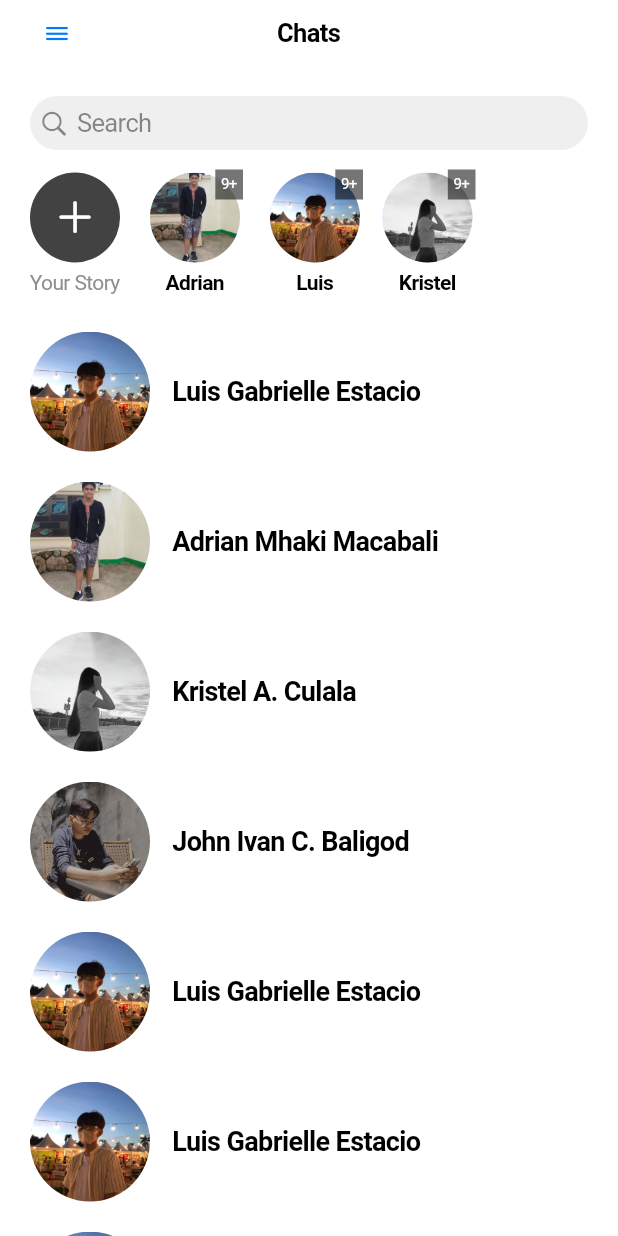
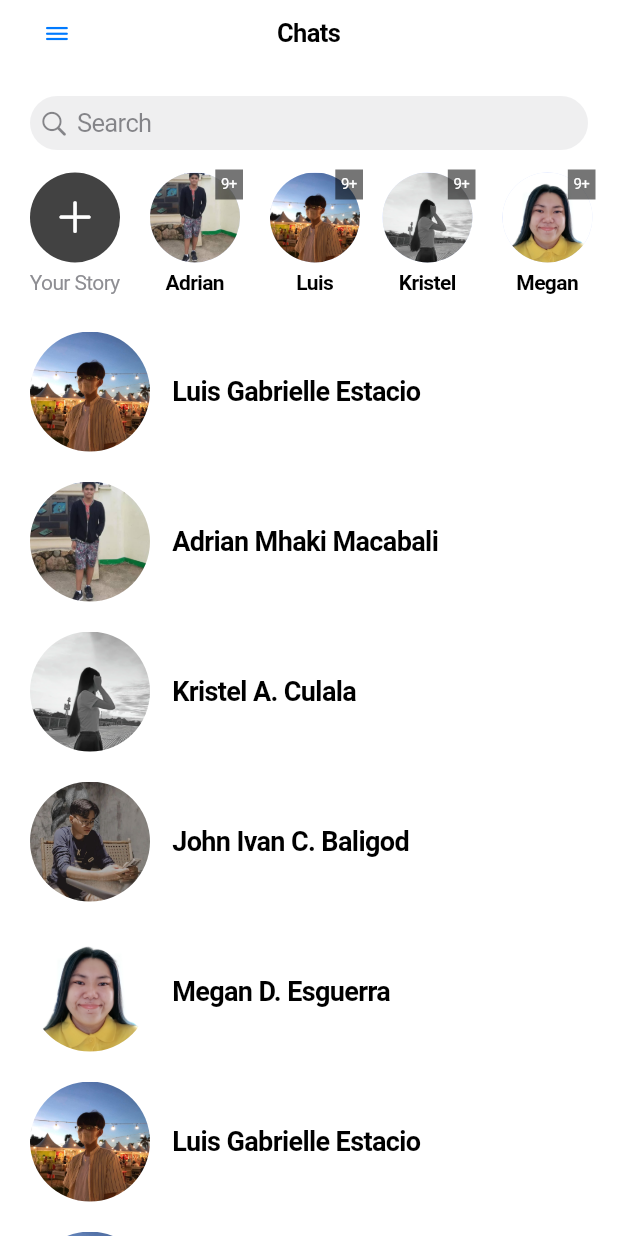
Before and after one commit to megan-esguerra/Resume_App, a Flutter app: the screen it shows after launch, on a phone screen of 412 x 824 dp. Run offline on Flutter 3.47's test engine with Material 3 defaults, Android fonts, the phone set to English and light mode, and no system bars.

Commit message:
Megan Details Updated

```diff
--- a/lib/main.dart
+++ b/lib/main.dart
@@ -51,12 +51,12 @@ class MyAppState extends State<MyApp> {
       'contactNumber': '09208738510'
     },
     {
-      'name': 'Luis Gabrielle Estacio',
-      'avatar': 'assets/images/LuisAvatar.jpg',
-      'address': '#564 Sitio SUmppung, San Patricio, Mexico, Pamppanga',
-      'email': 'adrianmhakimacabali@gmail.com',
+      'name': 'Megan D. Esguerra',
+      'avatar': 'assets/images/MeganAvatar.jpg',
+      'address': '0066 Arenas,Arayat,Pampanga',
+      'email': '0906megan64@gmail.com',
       'gradeSection': 'BSIT-3A',
-      'contactNumber': '09696412682'
+      'contactNumber': '09360720522'
     },
     {
       'name': 'Luis Gabrielle Estacio',
@@ -309,6 +309,8 @@ class MyAppState extends State<MyApp> {
                     SizedBox(width: 15),
                     _buildStoryAvatar('assets/images/KristelAvatar.png', 'Kristel', 21),
                     // Added New Avatar Section
+                    SizedBox(width:20),
+                    _buildStoryAvatar('assets/images/MeganAvatar.jpg', 'Megan', 21),
                     // Added New Avatar Section Here
                     // Added New Avatar Section Here
 
```
Also changed, not shown: assets/images/MeganAvatar.jpg (added), pubspec.lock.
